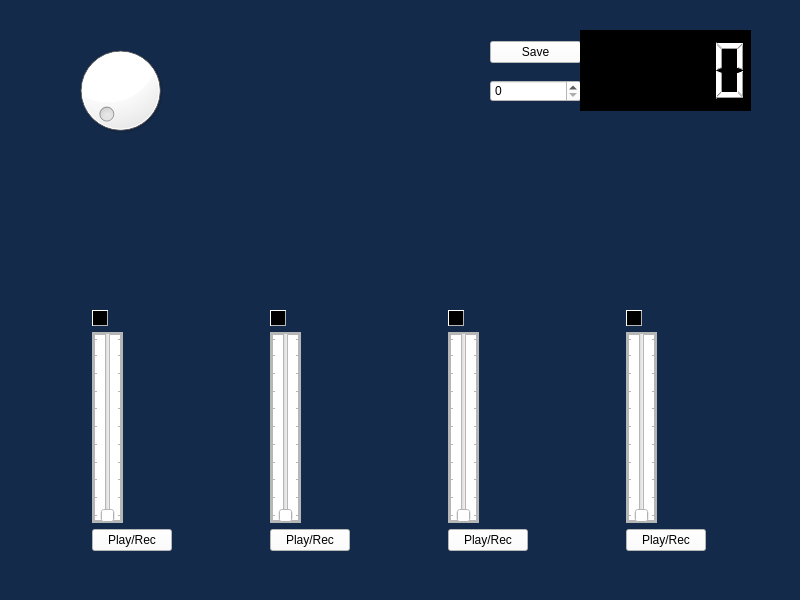
Qt form src/mainwindow.ui (IIzw96/audio_station_loop) before a commit.
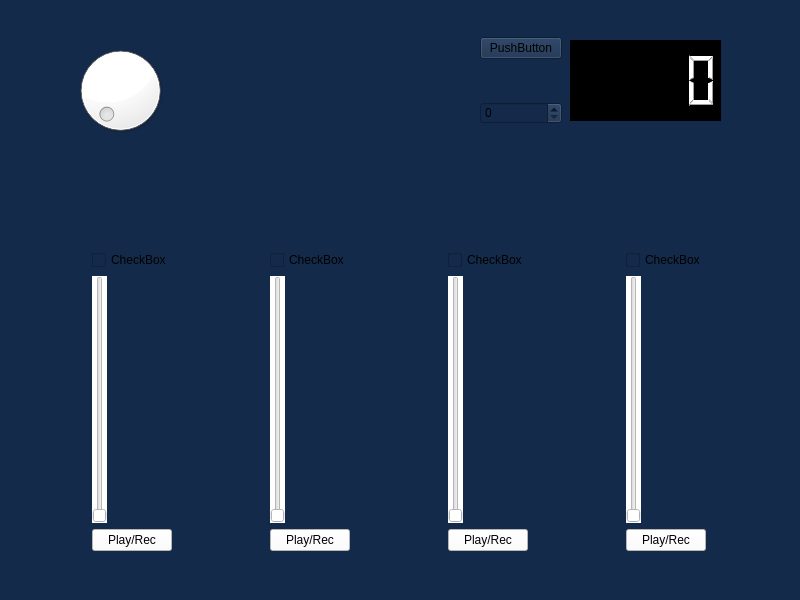
The same form after that commit.

```diff
--- a/src/mainwindow.ui
+++ b/src/mainwindow.ui
@@ -14,7 +14,7 @@
    <string>MainWindow</string>
   </property>
   <property name="styleSheet">
-   <string notr="true">background-color: rgb(20, 42, 74);</string>
+   <string notr="true">background-color: rgb(20, 42, 74)</string>
   </property>
   <widget class="QWidget" name="centralwidget">
    <widget class="QDial" name="dial">
@@ -30,41 +30,12 @@
      <string notr="true">background-color: rgb(255, 255, 255);</string>
     </property>
    </widget>
-   <widget class="QWidget" name="layoutWidget">
-    <property name="geometry">
-     <rect>
-      <x>490</x>
-      <y>30</y>
-      <width>91</width>
-      <height>84</height>
-     </rect>
-    </property>
-    <layout class="QVBoxLayout" name="verticalLayout">
-     <item>
-      <widget class="QPushButton" name="pushButton_5">
-       <property name="styleSheet">
-        <string notr="true">background-color: rgb(255, 255, 255);</string>
-       </property>
-       <property name="text">
-        <string>Save</string>
-       </property>
-      </widget>
-     </item>
-     <item>
-      <widget class="QSpinBox" name="spinBox">
-       <property name="styleSheet">
-        <string notr="true">background-color: rgb(255, 255, 255);</string>
-       </property>
-      </widget>
-     </item>
-    </layout>
-   </widget>
    <widget class="QLCDNumber" name="lcdNumber">
     <property name="geometry">
      <rect>
-      <x>580</x>
-      <y>30</y>
-      <width>171</width>
+      <x>570</x>
+      <y>40</y>
+      <width>151</width>
       <height>81</height>
      </rect>
     </property>
@@ -73,199 +44,150 @@
 background-color: rgb(0, 0, 0);</string>
     </property>
    </widget>
-   <widget class="QWidget" name="layoutWidget">
+   <widget class="QWidget" name="">
     <property name="geometry">
      <rect>
       <x>0</x>
-      <y>310</y>
+      <y>250</y>
       <width>801</width>
-      <height>241</height>
+      <height>301</height>
      </rect>
     </property>
     <layout class="QGridLayout" name="gridLayout">
-     <item row="3" column="3">
-      <widget class="QSlider" name="verticalSlider_4">
-       <property name="styleSheet">
-        <string notr="true">background-color: rgb(255, 255, 255);
-border: 3px solid;
-border-color: rgb(182, 182, 182);</string>
+     <item row="0" column="0">
+      <widget class="QCheckBox" name="checkBox">
+       <property name="text">
+        <string>CheckBox</string>
        </property>
-       <property name="orientation">
-        <enum>Qt::Vertical</enum>
-       </property>
-       <property name="tickPosition">
-        <enum>QSlider::TicksBothSides</enum>
-       </property>
-       <property name="tickInterval">
-        <number>0</number>
-       </property>
       </widget>
      </item>
-     <item row="4" column="1">
-      <widget class="QPushButton" name="pushButton_2">
-       <property name="styleSheet">
-        <string notr="true">background-color: rgb(255, 255, 255);</string>
+     <item row="0" column="1">
+      <widget class="QCheckBox" name="checkBox_2">
+       <property name="text">
+        <string>CheckBox</string>
        </property>
+      </widget>
+     </item>
+     <item row="0" column="2">
+      <widget class="QCheckBox" name="checkBox_3">
        <property name="text">
-        <string>Play/Rec</string>
+        <string>CheckBox</string>
        </property>
       </widget>
      </item>
-     <item row="3" column="1">
-      <widget class="QSlider" name="verticalSlider_2">
-       <property name="styleSheet">
-        <string notr="true">background-color: rgb(255, 255, 255);
-border: 3px solid;
-border-color: rgb(182, 182, 182);</string>
+     <item row="0" column="3">
+      <widget class="QCheckBox" name="checkBox_4">
+       <property name="text">
+        <string>CheckBox</string>
        </property>
-       <property name="orientation">
-        <enum>Qt::Vertical</enum>
-       </property>
-       <property name="tickPosition">
-        <enum>QSlider::TicksBothSides</enum>
-       </property>
       </widget>
      </item>
-     <item row="3" column="0">
+     <item row="1" column="0">
       <widget class="QSlider" name="verticalSlider">
        <property name="styleSheet">
         <string notr="true">background-color: rgb(255, 255, 255);
-border: 3px solid;
-border-color: rgb(182, 182, 182);</string>
+border-color: rgb(0, 0, 0);</string>
        </property>
        <property name="orientation">
         <enum>Qt::Vertical</enum>
        </property>
-       <property name="tickPosition">
-        <enum>QSlider::TicksBothSides</enum>
+      </widget>
+     </item>
+     <item row="1" column="1">
+      <widget class="QSlider" name="verticalSlider_2">
+       <property name="styleSheet">
+        <string notr="true">background-color: rgb(255, 255, 255);</string>
        </property>
+       <property name="orientation">
+        <enum>Qt::Vertical</enum>
+       </property>
       </widget>
      </item>
-     <item row="3" column="2">
+     <item row="1" column="2">
       <widget class="QSlider" name="verticalSlider_3">
        <property name="styleSheet">
-        <string notr="true">background-color: rgb(255, 255, 255);
-border: 3px solid;
-border-color: rgb(182, 182, 182);</string>
+        <string notr="true">background-color: rgb(255, 255, 255);</string>
        </property>
        <property name="orientation">
         <enum>Qt::Vertical</enum>
        </property>
-       <property name="tickPosition">
-        <enum>QSlider::TicksBothSides</enum>
-       </property>
       </widget>
      </item>
-     <item row="4" column="2">
-      <widget class="QPushButton" name="pushButton_3">
+     <item row="1" column="3">
+      <widget class="QSlider" name="verticalSlider_4">
        <property name="styleSheet">
         <string notr="true">background-color: rgb(255, 255, 255);</string>
        </property>
-       <property name="text">
-        <string>Play/Rec</string>
-       </property>
-      </widget>
-     </item>
-     <item row="4" column="0">
-      <widget class="QPushButton" name="pushButton">
-       <property name="styleSheet">
-        <string notr="true">background-color: rgb(255, 255, 255);
-</string>
-       </property>
-       <property name="text">
-        <string>Play/Rec</string>
-       </property>
-      </widget>
-     </item>
-     <item row="4" column="3">
-      <widget class="QPushButton" name="pushButton_4">
-       <property name="styleSheet">
-        <string notr="true">background-color: rgb(255, 255, 255);</string>
-       </property>
-       <property name="text">
-        <string>Play/Rec</string>
+       <property name="orientation">
+        <enum>Qt::Vertical</enum>
        </property>
       </widget>
      </item>
      <item row="2" column="0">
-      <widget class="QCheckBox" name="checkBox">
-       <property name="maximumSize">
-        <size>
-         <width>16</width>
-         <height>16777215</height>
-        </size>
-       </property>
+      <widget class="QPushButton" name="pushButton">
        <property name="styleSheet">
-        <string notr="true">color: rgb(255, 255, 255);
-background-color: rgb(0, 0, 0);
-border: 1px outset;
-border-color: rgb(182, 182, 182);
+        <string notr="true">background-color: rgb(255, 255, 255);
 </string>
        </property>
        <property name="text">
-        <string/>
+        <string>Play/Rec</string>
        </property>
       </widget>
      </item>
      <item row="2" column="1">
-      <widget class="QCheckBox" name="checkBox_2">
-       <property name="maximumSize">
-        <size>
-         <width>16</width>
-         <height>16777215</height>
-        </size>
-       </property>
+      <widget class="QPushButton" name="pushButton_2">
        <property name="styleSheet">
-        <string notr="true">color: rgb(255, 255, 255);
-border: 1px outset;
-border-color: rgb(182, 182, 182);
-background-color: rgb(0, 0, 0);</string>
+        <string notr="true">background-color: rgb(255, 255, 255);</string>
        </property>
        <property name="text">
-        <string/>
-       </property>
-      </widget>
-     </item>
-     <item row="2" column="3">
-      <widget class="QCheckBox" name="checkBox_4">
-       <property name="maximumSize">
-        <size>
-         <width>16</width>
-         <height>16777215</height>
-        </size>
-       </property>
-       <property name="styleSheet">
-        <string notr="true">color: rgb(255, 255, 255);
-border: 1px outset;
-border-color: rgb(182, 182, 182);
-background-color: rgb(0, 0, 0);</string>
-       </property>
-       <property name="text">
-        <string/>
+        <string>Play/Rec</string>
        </property>
       </widget>
      </item>
      <item row="2" column="2">
-      <widget class="QCheckBox" name="checkBox_3">
-       <property name="maximumSize">
-        <size>
-         <width>16</width>
-         <height>16777215</height>
-        </size>
+      <widget class="QPushButton" name="pushButton_3">
+       <property name="styleSheet">
+        <string notr="true">background-color: rgb(255, 255, 255);</string>
        </property>
+       <property name="text">
+        <string>Play/Rec</string>
+       </property>
+      </widget>
+     </item>
+     <item row="2" column="3">
+      <widget class="QPushButton" name="pushButton_4">
        <property name="styleSheet">
-        <string notr="true">color: rgb(255, 255, 255);
-border: 1px outset;
-border-color: rgb(182, 182, 182);
-background-color: rgb(0, 0, 0);</string>
+        <string notr="true">background-color: rgb(255, 255, 255);</string>
        </property>
        <property name="text">
-        <string/>
+        <string>Play/Rec</string>
        </property>
       </widget>
      </item>
     </layout>
    </widget>
+   <widget class="QWidget" name="">
+    <property name="geometry">
+     <rect>
+      <x>480</x>
+      <y>0</y>
+      <width>82</width>
+      <height>161</height>
+     </rect>
+    </property>
+    <layout class="QVBoxLayout" name="verticalLayout">
+     <item>
+      <widget class="QPushButton" name="pushButton_5">
+       <property name="text">
+        <string>PushButton</string>
+       </property>
+      </widget>
+     </item>
+     <item>
+      <widget class="QSpinBox" name="spinBox"/>
+     </item>
+    </layout>
+   </widget>
   </widget>
   <widget class="QMenuBar" name="menubar">
    <property name="geometry">
```
Left out of the diff: 19 changed lines with no effect on the pictures.
